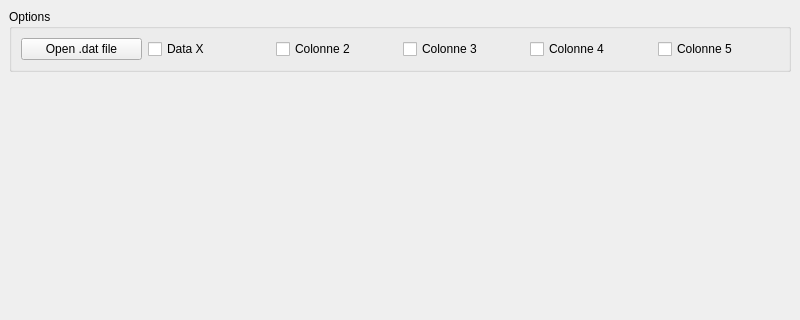
This is frog_file.ui in FabL91/Lecture-.dat as Qt 5 draws it before an edit; both pictures show x 0 to 800 and y 0 to 320 of the 800 by 600 pixel window. The edited form follows.
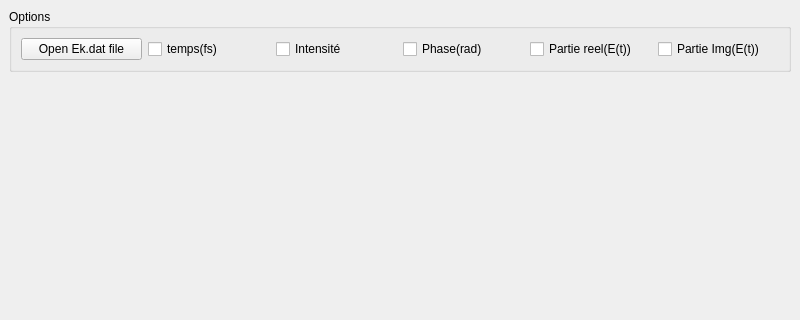
This is the edited form.

Commit message: mise à jour

Diff of the .ui file:
```diff
--- a/frog_file.ui
+++ b/frog_file.ui
@@ -24,42 +24,42 @@
        <item>
         <widget class="QPushButton" name="openButton">
          <property name="text">
-          <string>Open .dat file</string>
+          <string>Open Ek.dat file</string>
          </property>
         </widget>
        </item>
        <item>
         <widget class="QCheckBox" name="colonne1">
          <property name="text">
-          <string>Data X</string>
+          <string>temps(fs)</string>
          </property>
         </widget>
        </item>
        <item>
         <widget class="QCheckBox" name="colonne2">
          <property name="text">
-          <string>Colonne 2</string>
+          <string>Intensité</string>
          </property>
         </widget>
        </item>
        <item>
         <widget class="QCheckBox" name="colonne3">
          <property name="text">
-          <string>Colonne 3</string>
+          <string>Phase(rad)</string>
          </property>
         </widget>
        </item>
        <item>
         <widget class="QCheckBox" name="colonne4">
          <property name="text">
-          <string>Colonne 4</string>
+          <string>Partie reel(E(t))</string>
          </property>
         </widget>
        </item>
         <item>
         <widget class="QCheckBox" name="colonne5">
          <property name="text">
-          <string>Colonne 5</string>
+          <string>Partie Img(E(t))</string>
          </property>
         </widget>
        </item>
```
The commit also changes 1 other file.
